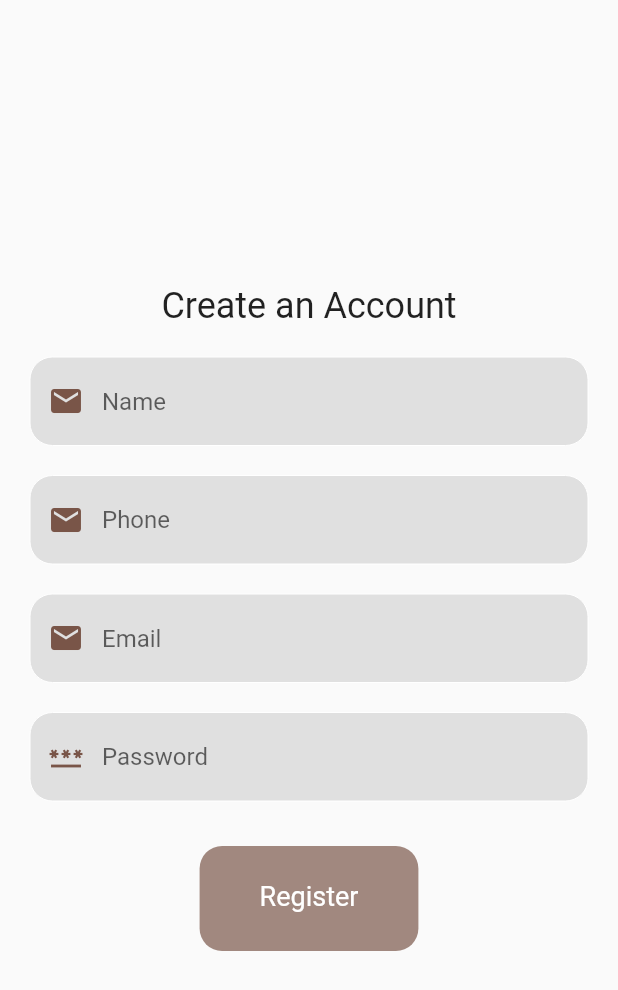
After one commit to AlshimaaRifaat/FlutterProvider, a Flutter app: the screen it shows after launch, after a tap on an icon or button, on a phone screen of 412 x 824 dp. The commit adds this screen. Shown: the top 990 px of the screen. Run offline on Flutter 3.47's test engine with Material 2 defaults, Android fonts, the phone set to English and light mode, and no system bars; our stand-ins replace fluttertoast, internet_connection_checker; network calls fail.

Commit message:
adding Register api calling

```diff
--- a/lib/main.dart
+++ b/lib/main.dart
@@ -1,11 +1,13 @@
 import 'package:flutter/material.dart';
 import 'package:flutter_provider/presnetations/sign_in_screen.dart';
+import 'package:flutter_provider/view_model/register_viewmodel.dart';
 import 'package:flutter_provider/view_model/sign_in_viewmodel.dart';
 import 'package:provider/provider.dart';
 
 void main() {
   runApp(MultiProvider(providers: [
     ChangeNotifierProvider(create: (_)=>SignInViewModel()),
+    ChangeNotifierProvider(create: (_)=>RegisterViewModel()),
   ],
       child:const MyApp()));
 }
--- /dev/null
+++ b/lib/models/register_model.dart
@@ -0,0 +1,43 @@
+///
+/// Code generated by jsonToDartModel https://ashamp.github.io/jsonToDartModel/
+///
+const String _jsonKeyRegisterBodyName = 'name';
+const String _jsonKeyRegisterBodyPhone = 'phone';
+const String _jsonKeyRegisterBodyEmail = 'email';
+const String _jsonKeyRegisterBodyPassword = 'password';
+class RegisterBody {
+/*
+{
+  "name": "shimaa refaat",
+  "phone": "011415281",
+  "email": "alshimaa.refaat@ibm.com",
+  "password": "123456"
+}
+*/
+
+  String? name;
+  String? phone;
+  String? email;
+  String? password;
+
+  RegisterBody({
+    this.name,
+    this.phone,
+    this.email,
+    this.password,
+  });
+  RegisterBody.fromJson(Map<String, dynamic> json) {
+    name = json[_jsonKeyRegisterBodyName]?.toString();
+    phone = json[_jsonKeyRegisterBodyPhone]?.toString();
+    email = json[_jsonKeyRegisterBodyEmail]?.toString();
+    password = json[_jsonKeyRegisterBodyPassword]?.toString();
+  }
+  Map<String, dynamic> toJson() {
+    final data = <String, dynamic>{};
+    data[_jsonKeyRegisterBodyName] = name;
+    data[_jsonKeyRegisterBodyPhone] = phone;
+    data[_jsonKeyRegisterBodyEmail] = email;
+    data[_jsonKeyRegisterBodyPassword] = password;
+    return data;
+  }
+}
--- /dev/null
+++ b/lib/models/register_response.dart
@@ -0,0 +1,99 @@
+///
+/// Code generated by jsonToDartModel https://ashamp.github.io/jsonToDartModel/
+///
+const String _jsonKeyRegisterResponseStatus = 'status';
+const String _jsonKeyRegisterResponseMessage = 'message';
+const String _jsonKeyRegisterResponseData = 'data';
+const String _jsonKeyRegisterResponseDataName = 'name';
+const String _jsonKeyRegisterResponseDataPhone = 'phone';
+const String _jsonKeyRegisterResponseDataEmail = 'email';
+const String _jsonKeyRegisterResponseDataId = 'id';
+const String _jsonKeyRegisterResponseDataImage = 'image';
+const String _jsonKeyRegisterResponseDataToken = 'token';
+class RegisterResponseData {
+/*
+{
+  "name": "shimaa refaat",
+  "phone": "011426788",
+  "email": "alshimaa.rfaat@ibm.com",
+  "id": 55628,
+  "image": "https://student.valuxapps.com/storage/assets/defaults/user.jpg",
+  "token": "aEQV82uqPdQ2dAUebqONhQqdGZxtR5Gg5sr7Vlw9cbiUQSLavCU96NYPdddwj2aT5zTG1v"
+}
+*/
+
+  String? name;
+  String? phone;
+  String? email;
+  int? id;
+  String? image;
+  String? token;
+
+  RegisterResponseData({
+    this.name,
+    this.phone,
+    this.email,
+    this.id,
+    this.image,
+    this.token,
+  });
+  RegisterResponseData.fromJson(Map<String, dynamic> json) {
+    name = json[_jsonKeyRegisterResponseDataName]?.toString();
+    phone = json[_jsonKeyRegisterResponseDataPhone]?.toString();
+    email = json[_jsonKeyRegisterResponseDataEmail]?.toString();
+    id = int.tryParse(json[_jsonKeyRegisterResponseDataId]?.toString() ?? '');
+    image = json[_jsonKeyRegisterResponseDataImage]?.toString();
+    token = json[_jsonKeyRegisterResponseDataToken]?.toString();
+  }
+  Map<String, dynamic> toJson() {
+    final data = <String, dynamic>{};
+    data[_jsonKeyRegisterResponseDataName] = name;
+    data[_jsonKeyRegisterResponseDataPhone] = phone;
+    data[_jsonKeyRegisterResponseDataEmail] = email;
+    data[_jsonKeyRegisterResponseDataId] = id;
+    data[_jsonKeyRegisterResponseDataImage] = image;
+    data[_jsonKeyRegisterResponseDataToken] = token;
+    return data;
+  }
+}
+
+class RegisterResponse {
+/*
+{
+  "status": true,
+  "message": "تم التسجيل بنجاح",
+  "data": {
+    "name": "shimaa refaat",
+    "phone": "011426788",
+    "email": "alshimaa.rfaat@ibm.com",
+    "id": 55628,
+    "image": "https://student.valuxapps.com/storage/assets/defaults/user.jpg",
+    "token": "aEQV82uqPdQ2dAUebqONhQqdGZxtR5Gg5sr7Vlw9cbiUQSLavCU96NYPdddwj2aT5zTG1v"
+  }
+}
+*/
+
+  bool? status;
+  String? message;
+  RegisterResponseData? data;
+
+  RegisterResponse({
+    this.status,
+    this.message,
+    this.data,
+  });
+  RegisterResponse.fromJson(Map<String, dynamic> json) {
+    status = json[_jsonKeyRegisterResponseStatus];
+    message = json[_jsonKeyRegisterResponseMessage]?.toString();
+    data = (json[_jsonKeyRegisterResponseData] != null && (json[_jsonKeyRegisterResponseData] is Map)) ? RegisterResponseData.fromJson(json[_jsonKeyRegisterResponseData]) : null;
+  }
+  Map<String, dynamic> toJson() {
+    final data = <String, dynamic>{};
+    data[_jsonKeyRegisterResponseStatus] = status;
+    data[_jsonKeyRegisterResponseMessage] = message;
+    if (data != null) {
+      data[_jsonKeyRegisterResponseData] = this.data!.toJson();
+    }
+    return data;
+  }
+}
--- a/lib/presnetations/api_call.dart
+++ b/lib/presnetations/api_call.dart
@@ -1,6 +1,7 @@
 
 import 'dart:convert';
 
+import 'package:flutter_provider/models/register_model.dart';
 import 'package:flutter_provider/models/sign_in_model.dart';
 import 'package:flutter_provider/utils/constants.dart';
 import 'package:http/http.dart' as http;
@@ -13,4 +14,12 @@ class APICall {
         body: jsonEncode(body.toJson()),
         headers: headers);
   }
+
+  Future<http.Response> register(RegisterBody body) async {
+    Map<String, String> headers = {'Content-Type': 'application/json'};
+    return await http.post(
+        Uri.parse(Constants.register),
+        body: jsonEncode(body.toJson()),
+        headers: headers);
+  }
 }
--- /dev/null
+++ b/lib/presnetations/register_screen.dart
@@ -0,0 +1,114 @@
+import 'package:flutter/material.dart';
+import 'package:flutter_provider/models/register_model.dart';
+import 'package:flutter_provider/presnetations/sign_in_screen.dart';
+import 'package:flutter_provider/utils/enum.dart';
+import 'package:flutter_provider/models/sign_in_model.dart';
+import 'package:flutter_provider/presnetations/home_screen.dart';
+import 'package:flutter_provider/presnetations/widgets/app_text_field.dart';
+import 'package:flutter_provider/view_model/register_viewmodel.dart';
+import 'package:flutter_provider/view_model/sign_in_viewmodel.dart';
+import 'package:provider/provider.dart';
+
+import '../utils/common_utils.dart';
+
+class RegisterScreen extends StatelessWidget {
+  const RegisterScreen() : super();
+
+
+  @override
+  Widget build(BuildContext context) {
+    var nameController = TextEditingController();
+    var phoneController = TextEditingController();
+    var emailController = TextEditingController();
+    var passwordController = TextEditingController();
+
+    Future<void> _register() async{
+      String name= nameController.text.trim();
+      String phone= phoneController.text.trim();
+      String email= emailController.text.trim();
+      String password= passwordController.text.trim();
+      RegisterBody registerBody = RegisterBody(name: name,phone:phone,email: email, password: password);
+      var provider= Provider.of<RegisterViewModel>(context,listen: false);
+      await provider.register(registerBody);
+      if(provider.isBack ) {
+        CommonUtil().showErrorToast(provider.registerResponse.message ?? '');
+        Navigator.push(context,
+          MaterialPageRoute(builder: (context) => SignInScreen()),
+        );
+      }
+
+    }
+    return  Scaffold(
+      body: Consumer<RegisterViewModel>(builder: (context,data,child) {
+        return  data.loading  ?
+        Center(child: CircularProgressIndicator(),
+        ) : Column(
+          mainAxisAlignment: MainAxisAlignment.center,
+          crossAxisAlignment: CrossAxisAlignment.center,
+          children: [
+            Text('Create an Account',
+              style: TextStyle(
+                  fontSize: 24),
+            ), SizedBox(
+              height: 20,
+            ),
+            AppTextField(
+                textController: nameController,
+                hintText: "Name",
+                icon: Icons.email),
+            SizedBox(
+              height: 20,
+            ),
+            AppTextField(
+                textController: phoneController,
+                hintText: "Phone",
+                icon: Icons.email),
+            SizedBox(
+              height: 20,
+            ),
+            AppTextField(
+                textController: emailController,
+                hintText: "Email",
+                icon: Icons.email),
+            SizedBox(
+              height: 20,
+            ),
+            AppTextField(
+                textController: passwordController,
+                hintText: "Password",
+                icon: Icons.password),
+            SizedBox(
+              height: 30,
+            ),
+            GestureDetector(
+              onTap: (){
+                _register();
+              },
+              child: Container(
+                height: 70,
+                padding: const EdgeInsets.symmetric(
+                    horizontal: 40, vertical: 23),
+                margin: const EdgeInsets.only(left: 40, right: 40),
+                child: const Text(
+                  "Register",
+                  style: TextStyle(
+                    fontSize: 18,
+                    color: Colors.white,
+                  ),
+                ),
+                decoration: BoxDecoration(
+                  color: Colors.brown[300],
+                  borderRadius: BorderRadius.circular(15),
+
+                ),
+              ),
+            ),
+
+          ],
+        );
+      }),
+    );
+  }
+
+
+}
--- a/lib/presnetations/sign_in_screen.dart
+++ b/lib/presnetations/sign_in_screen.dart
@@ -1,5 +1,7 @@
 import 'package:flutter/material.dart';
-import 'package:flutter_provider/models/enum.dart';
+import 'package:flutter_provider/presnetations/register_screen.dart';
+import 'package:flutter_provider/utils/common_utils.dart';
+import 'package:flutter_provider/utils/enum.dart';
 import 'package:flutter_provider/models/sign_in_model.dart';
 import 'package:flutter_provider/presnetations/home_screen.dart';
 import 'package:flutter_provider/presnetations/widgets/app_text_field.dart';
@@ -22,11 +24,11 @@ class SignInScreen extends StatelessWidget {
      var provider= Provider.of<SignInViewModel>(context,listen: false);
      await provider.signIn(signInBody);
      if(provider.isBack ) {
+       CommonUtil().showErrorToast(provider.signInResponse.message ?? '');
        Navigator.push(context,
          MaterialPageRoute(builder: (context) => HomeScreen()),
        );
      }
-
     }
     return  Scaffold(
       body: Consumer<SignInViewModel>(builder: (context,data,child) {
@@ -81,6 +83,24 @@ class SignInScreen extends StatelessWidget {
                   ),
                 ),
               ),
+              SizedBox(
+                height: 30,
+              ),
+              GestureDetector(
+                onTap: (){
+                  Navigator.push(context,
+                    MaterialPageRoute(builder: (context) => RegisterScreen()),
+                  );
+                },
+
+                child: Padding(
+                  padding: const EdgeInsets.symmetric(horizontal: 12),
+                  child: const Text('Don\'t have an account? , click here to create one',
+                    style: TextStyle(
+                        fontSize: 20),
+                  ),
+                ),
+              ),
 
             ],
           );
--- a/lib/utils/constants.dart
+++ b/lib/utils/constants.dart
@@ -1,4 +1,5 @@
 class Constants{
     static const baseUrl='https://student.valuxapps.com/api/';
     static const signIn=baseUrl+'login';
+    static const register=baseUrl+'register';
 }
--- /dev/null
+++ b/lib/view_model/register_viewmodel.dart
@@ -0,0 +1,47 @@
+import 'dart:convert';
+
+import 'package:flutter/cupertino.dart';
+import 'package:flutter/material.dart';
+import 'package:flutter_provider/models/register_model.dart';
+import 'package:flutter_provider/models/register_response.dart';
+import 'package:flutter_provider/models/sign_in_model.dart';
+
+import 'package:flutter_provider/presnetations/api_call.dart';
+import 'package:flutter_provider/utils/common_utils.dart';
+import 'package:fluttertoast/fluttertoast.dart';
+
+
+import '../models/sign_in_response.dart';
+
+
+
+class RegisterViewModel extends ChangeNotifier {
+
+  late RegisterResponse _registerResponse;
+
+  RegisterResponse get registerResponse => _registerResponse;
+
+  bool loading= false;
+  bool isBack= false;
+ // bool failed= false;
+
+
+  Future<void> register(RegisterBody body) async {
+    loading=true;
+    notifyListeners();
+
+    APICall().register(body).then((response) {
+      _registerResponse =
+          RegisterResponse.fromJson(json.decode(response.body));
+      if (_registerResponse.status == true) {
+        isBack = true;
+        notifyListeners();
+      }else{
+        CommonUtil().showErrorToast(_registerResponse.message ?? '');
+      }
+    });
+    loading = false;
+    notifyListeners();
+
+  }
+}
--- a/pubspec.yaml
+++ b/pubspec.yaml
@@ -39,6 +39,7 @@ dependencies:
   http: ^0.13.5
   provider: ^6.0.2
   internet_connection_checker: ^1.0.0+1
+  fluttertoast: ^8.1.1
 
 dev_dependencies:
   flutter_test:
```
Also changed, not shown: lib/utils/common_utils.dart (+13 -0 lines), lib/view_model/sign_in_viewmodel.dart (+6 -2 lines), lib/utils/enum.dart (renamed from lib/models/enum.dart), pubspec.lock, 4 other files.
